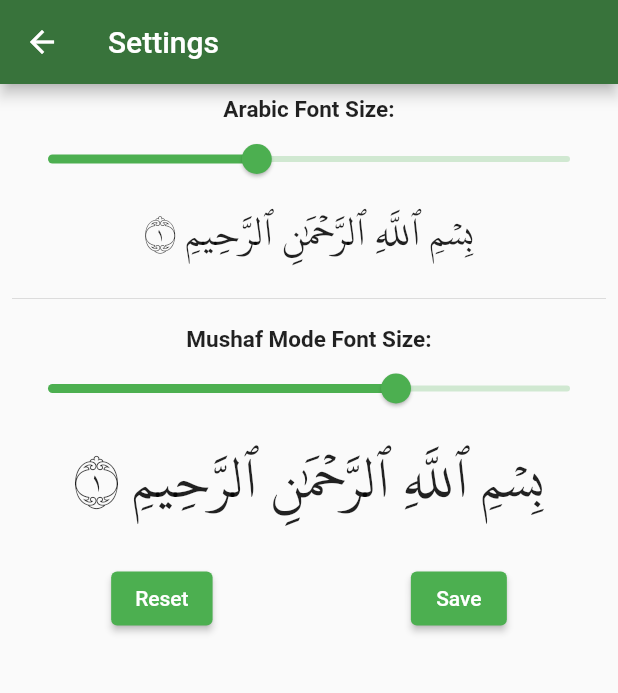
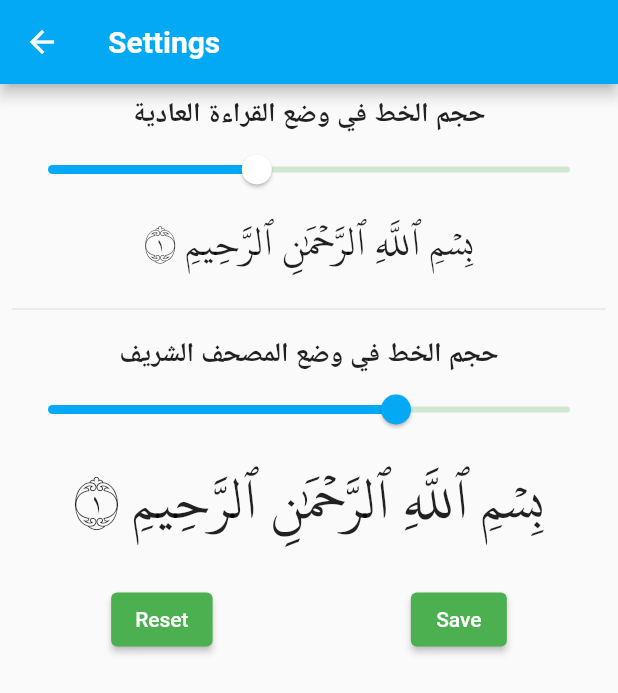
Before and after one commit to ahmed1365/Quran_kareem, a Flutter app: the screen it shows after launch, in the side drawer, after a tap on "Settings", on a phone screen of 412 x 824 dp. Shown: the top 693 px of the screen. Run offline on Flutter 3.47's test engine with Material 2 defaults, Android fonts, the phone set to English and light mode, and no system bars; our stand-ins replace scrollable_positioned_list, share_plus, shared_preferences.

Commit message:
Update settings.dart

```diff
--- a/lib/settings.dart
+++ b/lib/settings.dart
@@ -15,9 +15,11 @@ class _SettingsState extends State<Settings> {
       child: Scaffold(
         appBar: AppBar(
           title: const Text(
-            "Settings",
+            "Settings",style: TextStyle(
+            fontWeight: FontWeight.bold,
           ),
-          backgroundColor: const Color.fromARGB(255, 56, 115, 59),
+          ),
+          backgroundColor: Colors.lightBlue,
         ),
         body: SafeArea(
           child: Padding(
@@ -26,22 +28,23 @@ class _SettingsState extends State<Settings> {
               child: Column(
                 children: [
                   const Text(
-                    'Arabic Font Size:',
+                    'حجم الخط في وضع القراءة العادية',
                     style: TextStyle(
                       fontWeight: FontWeight.bold,
-                      fontSize: 15,
+                      fontSize: 18,
                     ),
                   ),
                   Slider(
                     value: arabicFontSize,
                     min: 20,
                     max: 40,
+                    activeColor: Colors.lightBlue,
                     onChanged: (value) {
                       setState(() {
                         arabicFontSize = value;
                       });
                     },
-
+                    thumbColor: Colors.white,
                   ),
 
                   Text(
@@ -56,16 +59,17 @@ class _SettingsState extends State<Settings> {
                     child: Divider(),
                   ),
                   const Text(
-                    'Mushaf Mode Font Size:',
+                    'حجم الخط في وضع المصحف الشريف',
                     style: TextStyle(
                       fontWeight: FontWeight.bold,
-                      fontSize: 15,
+                      fontSize: 18,
                     ),
                   ),
                   Slider(
                     value: mushafFontSize,
                     min: 20,
                     max: 50,
+                    activeColor: Colors.lightBlue,
                     onChanged: (value) {
                       setState(() {
                         mushafFontSize = value;
@@ -87,7 +91,7 @@ class _SettingsState extends State<Settings> {
                   Row(
                     mainAxisAlignment: MainAxisAlignment.spaceAround,
                     children: [
-                      ElevatedButton(
+                      ElevatedButton (
                           onPressed: () {
                             setState(() {
                               arabicFontSize = 28;
@@ -95,7 +99,7 @@ class _SettingsState extends State<Settings> {
                             });
                             saveSetting();
                           },
-                          child: const Text('Reset')),
+                          child: const Text('Reset' ,)),
                       ElevatedButton(
                           onPressed: () {
                             saveSetting();
```
